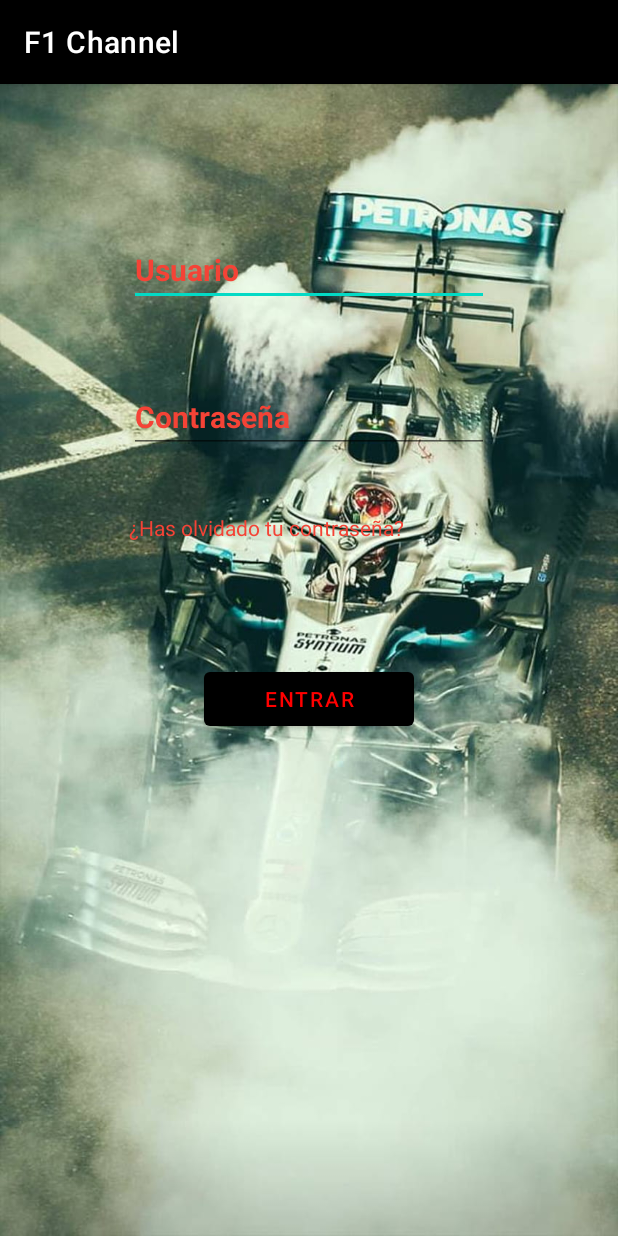
After one commit to AsierAsoreyPrado21/AppF1, an Android app: the LoginActivity screen opened directly, with no data from a screen before it, on a phone screen of 412 x 824 dp. The commit adds this screen. Run offline under Robolectric (Android 15) with nearby library versions, the phone set to English and light mode, and no system bars; our stand-ins replace Volley.

Commit message:
Trabajando en el login

```diff
--- a/app/app/src/main/AndroidManifest.xml
+++ b/app/app/src/main/AndroidManifest.xml
@@ -25,6 +25,8 @@
                 android:name="android.app.lib_name"
                 android:value="" />
         </activity>
+        <activity android:name=".Login.LoginActivity"
+            android:exported="true" />
 
     </application>
 
--- a/app/app/src/main/java/com/appf1/InitActivity/InitActivity.java
+++ b/app/app/src/main/java/com/appf1/InitActivity/InitActivity.java
@@ -14,6 +14,7 @@ import android.widget.VideoView;
 
 import androidx.appcompat.app.AppCompatActivity;
 
+import com.appf1.Login.LoginActivity;
 import com.appf1.R;
 
 public class InitActivity extends AppCompatActivity implements View.OnClickListener {
@@ -75,9 +76,9 @@ public class InitActivity extends AppCompatActivity implements View.OnClickListe
         switch (v.getId()){
             case R.id.login:
                 // se viajara al login de la app
-                //Intent intent = new Intent(this, LoginActivity.class);
-                //startActivity(intent);
-                //finish();
+                Intent intent = new Intent(this, LoginActivity.class);
+                startActivity(intent);
+                finish();
                 Toast.makeText(this,"Login", LENGTH_SHORT).show();
                 break;
             case R.id.register:
--- /dev/null
+++ b/app/app/src/main/java/com/appf1/Login/LoginActivity.java
@@ -0,0 +1,162 @@
+package com.appf1.Login;
+
+import static android.content.Context.MODE_PRIVATE;
+import static android.widget.Toast.LENGTH_SHORT;
+
+import android.annotation.SuppressLint;
+import android.content.Context;
+import android.content.Intent;
+import android.content.SharedPreferences;
+import android.os.Bundle;
+import android.text.TextUtils;
+import android.view.View;
+import android.widget.Button;
+import android.widget.EditText;
+import android.widget.TextView;
+import android.widget.Toast;
+
+import androidx.appcompat.app.AppCompatActivity;
+
+import com.android.volley.RequestQueue;
+import com.android.volley.Response;
+import com.android.volley.VolleyError;
+import com.android.volley.toolbox.JsonObjectRequest;
+import com.android.volley.toolbox.Volley;
+import com.appf1.R;
+import com.appf1.client.RestClient;
+
+import org.json.JSONException;
+import org.json.JSONObject;
+
+public class LoginActivity extends AppCompatActivity {
+    //Atributos
+    private Context context=this;
+    private EditText user;
+    private EditText password;
+    private Button login;
+    private TextView restorePassword;
+    private RequestQueue requestQueue;
+    private SharedPreferences sharedPreferences;
+
+
+
+    @Override
+    protected void onCreate(Bundle savedInstanceState) {
+        super.onCreate(savedInstanceState);
+        setContentView(R.layout.activity_login);
+        //Elementos de nuestro Xml
+        user=findViewById(R.id.username);
+        password=findViewById(R.id.password);
+        login=findViewById(R.id.login);
+        restorePassword=findViewById(R.id.restorePassword);
+        //Proceso al clicar en el textView de restaurar contraseña
+        restorePassword.setOnClickListener(new View.OnClickListener() {
+            @Override
+            public void onClick(View view) {
+                Toast.makeText(context, "¿Olvidaste contraseña?", LENGTH_SHORT).show();
+                //nos mandara a una actividad nueva para restaurar la contraseña
+                //Intent intent = new Intent(context,Restaurar_contraseña.class);
+                //context.startActivity(intent);
+                Toast.makeText(context, "Restaurar contraseña",Toast.LENGTH_LONG).show();
+            }
+        });
+        // Obtenemos las SharedPreferences
+        sharedPreferences = getSharedPreferences("MyPref", Context.MODE_PRIVATE);
+        //Proceso al clicar en el botton de Login
+        login.setOnClickListener(new View.OnClickListener() {
+            @Override
+            public void onClick(View view) {
+                sendPostRequest();
+            }
+        });requestQueue= Volley.newRequestQueue(this);
+    }
+    //Peticion
+    private void sendPostRequest(){
+    //Registro hecho con las sharepPreferences
+        String contraseña = password.getText().toString();
+        String name = user.getText().toString();
+
+        // Verificamos que se hayan ingresado todos los campos
+        if (TextUtils.isEmpty(contraseña) || TextUtils.isEmpty(name)) {
+            Toast.makeText(LoginActivity.this, "Por favor, complete los campos", Toast.LENGTH_SHORT).show();
+            return;
+        }
+
+        // Obtenemos los valores guardados en las SharedPreferences
+        String savedPassword = sharedPreferences.getString("password", "");
+        String savedName = sharedPreferences.getString("nombre", "");
+
+        // Verificamos si los datos ingresados por el usuario son correctos
+        if (contraseña.equals(savedPassword) && name.equals(savedName)) {
+            // Si los datos son correctos, iniciamos sesión y guardamos el estado en las SharedPreferences
+            SharedPreferences.Editor editor = sharedPreferences.edit();
+            editor.putBoolean("is_logged_in", true);
+            editor.apply();
+
+            Toast.makeText(LoginActivity.this, "Login correcto", Toast.LENGTH_SHORT).show();
+
+            // Aquí podrías lanzar la actividad principal de tu aplicación
+        } else {
+            // Si los datos son incorrectos, mostramos un mensaje de error
+            Toast.makeText(LoginActivity.this, "nombre o contraseña incorrectos", Toast.LENGTH_SHORT).show();
+        }
+    /*    JSONObject requestBody = new JSONObject();
+        try{
+            //Validacion de atributos del usuario
+            if(user.getText().toString().contains("@")){
+                requestBody.put("nombre",null);
+                requestBody.put("email",user.getText().toString());
+            }else{
+                requestBody.put("nombre",user.getText().toString());
+                requestBody.put("email",null);
+            }
+            requestBody.put("password",user.getText().toString());
+        }catch (JSONException e){
+            throw new RuntimeException(e);
+        }
+
+
+        Response.Listener<JSONObject> listener =
+                new Response.Listener<JSONObject>() {
+                    @Override
+                    public void onResponse(JSONObject response) {
+                        String receivedToken;
+                        String nombre;
+                        try {
+                            nombre = response.getString("nombre");
+                            receivedToken = response.getString("token");
+                        } catch (JSONException e) {
+                            throw new RuntimeException(e);
+                        }
+                        Toast.makeText(context, "Token", Toast.LENGTH_SHORT).show();
+                        SharedPreferences preferences = context.getSharedPreferences("SESSIONS_APP_PREFS", MODE_PRIVATE);
+                        SharedPreferences.Editor editor = preferences.edit();
+                        editor.putString("VALID_TOKEN", receivedToken);
+                        editor.putString("VALID_NOMBRE",nombre);
+                        editor.commit();
+                        //Intent intent = new Intent(context, NavDrawwerF1.class);
+                        //startActivity(intent);
+
+                    }
+                };
+
+
+        Response.ErrorListener errorListener = new Response.ErrorListener() {
+            @Override
+            public void onErrorResponse(VolleyError error) {
+                if (error.networkResponse == null) {
+                    Toast.makeText(context, "Failed request",Toast.LENGTH_LONG).show();
+                }
+                else {
+                    int serverCode = error.networkResponse.statusCode;
+                    Toast.makeText(context, "Response status: "+serverCode,Toast.LENGTH_LONG).show();
+                }
+            }
+        };
+
+
+        JsonObjectRequest request = RestClient.getInstance(context).sendPostLogin("/v1/sessions", requestBody, listener, errorListener);
+
+        this.requestQueue.add(request);*/
+    }
+}
--- /dev/null
+++ b/app/app/src/main/java/com/appf1/Login/Restaurar_contraseña.java
@@ -0,0 +1,4 @@
+package com.appf1.Login;
+
+public class Restaurar_contraseña {
+}
--- a/app/app/src/main/java/com/appf1/client/RestClient.java
+++ b/app/app/src/main/java/com/appf1/client/RestClient.java
@@ -2,8 +2,15 @@ package com.appf1.client;
 
 import android.content.Context;
 
+import androidx.annotation.Nullable;
+
+import com.android.volley.Request;
 import com.android.volley.RequestQueue;
+import com.android.volley.Response;
+import com.android.volley.toolbox.JsonObjectRequest;
 import com.android.volley.toolbox.Volley;
+
+import org.json.JSONObject;
 
 public class RestClient {
 
@@ -26,4 +33,13 @@ public class RestClient {
         return singleton;
     }
     // Posteriores peticiones
+    public JsonObjectRequest sendPostLogin(String endpoint, JSONObject requestBody, Response.Listener<JSONObject> listener,
+                                           @Nullable Response.ErrorListener errorListener) {
+        JsonObjectRequest request = new JsonObjectRequest(
+                Request.Method.POST,
+                this.BASE_REAL_URL + endpoint,
+                requestBody,
+                listener, errorListener);
+        return request;
+    }
 }
--- /dev/null
+++ b/app/app/src/main/res/layout/activity_login.xml
@@ -0,0 +1,60 @@
+<?xml version="1.0" encoding="utf-8"?>
+<androidx.constraintlayout.widget.ConstraintLayout xmlns:android="http://schemas.android.com/apk/res/android"
+    android:layout_width="match_parent"
+    android:layout_height="match_parent"
+    android:background="@drawable/ham"
+    xmlns:app="http://schemas.android.com/apk/res-auto">
+
+        <EditText
+            android:id="@+id/username"
+            android:layout_width="240dp"
+            android:textSize="20dp"
+            android:textColor="#F44336"
+            android:layout_height="wrap_content"
+            android:hint="Usuario"
+            android:textStyle="bold"
+            android:textColorHint="#F44336"
+            app:layout_constraintStart_toStartOf="parent"
+            app:layout_constraintEnd_toEndOf="parent"
+            app:layout_constraintTop_toTopOf="parent"
+            android:layout_marginTop="100dp"/>
+        <EditText
+            android:id="@+id/password"
+            android:layout_width="240dp"
+            android:textSize="20dp"
+            android:layout_height="wrap_content"
+            android:hint="Contraseña"
+            android:textColor="#F44336"
+            android:inputType="textPassword"
+            android:textColorHint="#F44336"
+            android:textStyle="bold"
+            app:layout_constraintStart_toStartOf="parent"
+            app:layout_constraintEnd_toEndOf="parent"
+            app:layout_constraintTop_toBottomOf="@+id/username"
+            android:layout_marginTop="50dp"/>
+        <TextView
+            android:id="@+id/restorePassword"
+            android:layout_width="240dp"
+            android:layout_height="wrap_content"
+            android:layout_centerInParent="true"
+            android:textColor="#F44336"
+            android:layout_margin="40dp"
+            android:textColorHint="#F44336"
+            android:hint="¿Has olvidado tu contraseña?"
+            app:layout_constraintStart_toStartOf="parent"
+            app:layout_constraintEnd_toEndOf="parent"
+            app:layout_constraintTop_toBottomOf="@id/password"
+            />
+        <Button
+            android:id="@+id/login"
+            android:layout_width="140dp"
+            android:layout_height="wrap_content"
+            android:text="Entrar"
+            android:layout_marginTop="100dp"
+            app:layout_constraintStart_toStartOf="parent"
+            app:layout_constraintTop_toTopOf="@+id/restorePassword"
+            app:layout_constraintEnd_toEndOf="parent"/>
+
+
+
+</androidx.constraintlayout.widget.ConstraintLayout>
```
Also changed, not shown: app/app/src/main/res/drawable/ham.jpg (added).
